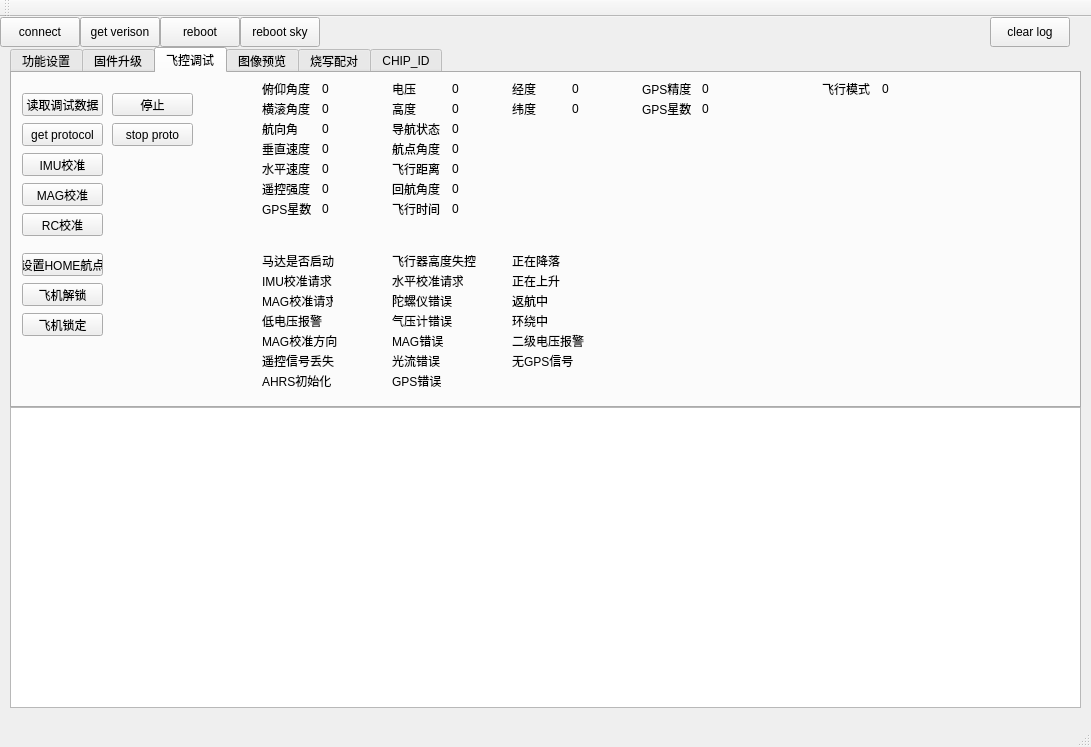
Old version of the form QCoolDownlaod.ui in the repository flyiscool/QCoolDownloader.
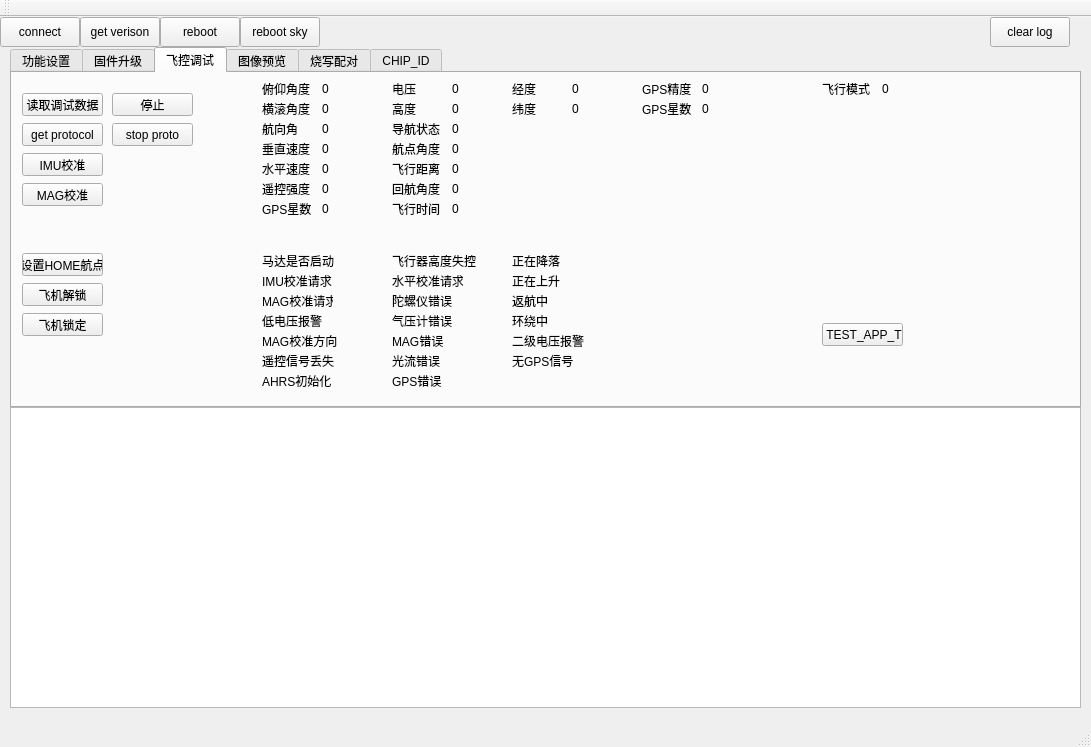
New version of the form. The open tabs and pages were chosen to show the change.

What changed in the file:
```diff
--- a/QCoolDownlaod.ui
+++ b/QCoolDownlaod.ui
@@ -1049,14 +1049,14 @@
      <widget class="QPushButton" name="bt_rc_cali">
       <property name="geometry">
        <rect>
-        <x>10</x>
-        <y>140</y>
+        <x>810</x>
+        <y>250</y>
         <width>81</width>
         <height>23</height>
        </rect>
       </property>
       <property name="text">
-       <string>RC校准</string>
+       <string> TEST_APP_T</string>
       </property>
      </widget>
     </widget>
```
Left out of the diff: 6 changed lines with no effect on the pictures.
